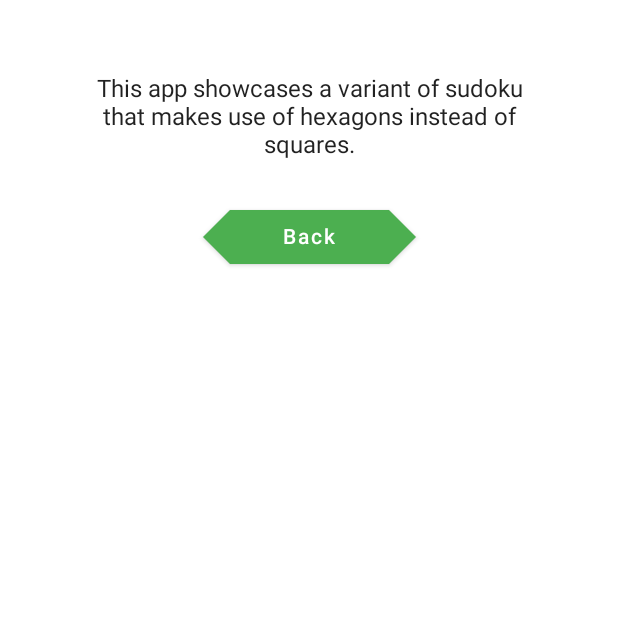
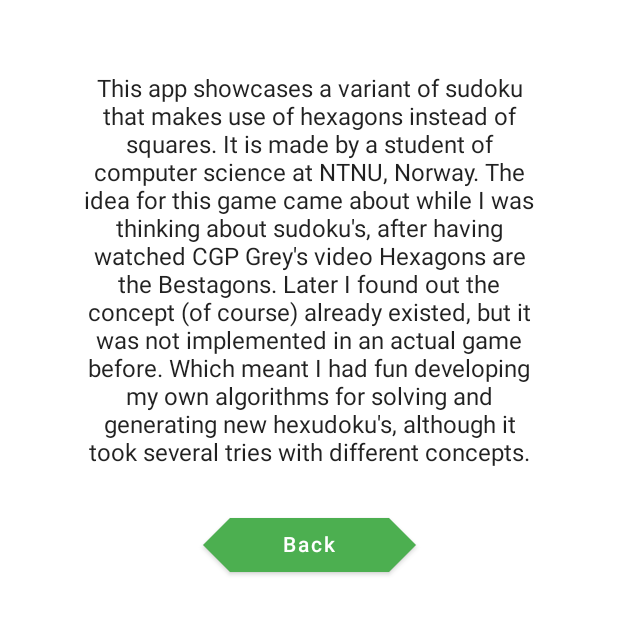
Before and after one commit to markus-vesetrud/HexudokuAndroid, an Android app built with Jetpack Compose: the about screen opened through its navigation route, on a phone screen of 412 x 824 dp, the part 107-742 px from its top. Run offline under Robolectric (Android 15) with nearby library versions, the phone set to English and light mode, and no system bars.

Commit message:
Update about info

```diff
--- a/app/src/main/res/values/strings.xml
+++ b/app/src/main/res/values/strings.xml
@@ -22,7 +22,12 @@
 
     <string name="About">
         This app showcases a variant of sudoku that makes use of hexagons instead of squares.
-
+        It is made by a student of computer science at NTNU, Norway.
+        The idea for this game came about while I was thinking about sudoku\'s, after having watched
+        CGP Grey\'s video "Hexagons are the Bestagons". Later I found out the concept (of course)
+        already existed, but it was not implemented in an actual game before. Which meant I had
+        fun developing my own algorithms for solving and generating new hexudoku\'s, although it
+        took several tries with different concepts.
     </string>
 
 </resources>
```
